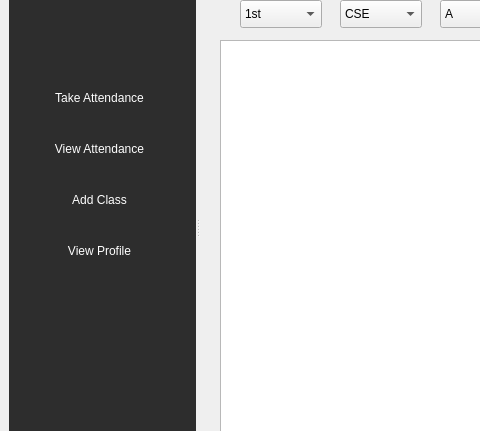
The window that mainwindow.ui (Shikhrrr/AttendanceManager) describes before a commit, drawn with Qt 5; both pictures show x 0 to 480 and y 89 to 520 of the 995 by 632 pixel window.
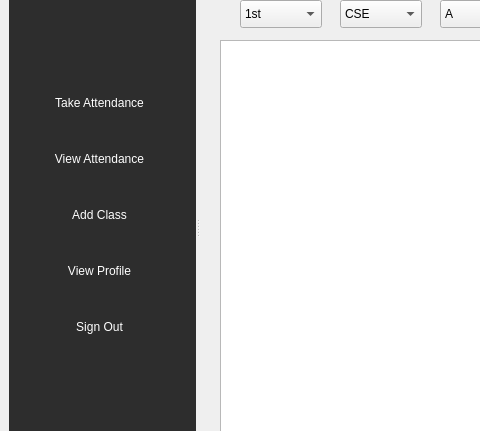
The same window after the commit. The open tabs and pages were chosen to show the change.

The edit to the form file:
```diff
--- a/mainwindow.ui
+++ b/mainwindow.ui
@@ -74,7 +74,7 @@
            <x>20</x>
            <y>140</y>
            <width>141</width>
-           <height>231</height>
+           <height>311</height>
           </rect>
          </property>
          <layout class="QVBoxLayout" name="verticalLayout">
@@ -106,6 +106,13 @@
             </property>
            </widget>
           </item>
+          <item>
+           <widget class="QPushButton" name="signOut">
+            <property name="text">
+             <string>Sign Out</string>
+            </property>
+           </widget>
+          </item>
          </layout>
         </widget>
        </widget>
```
Left out of the diff: 2 changed lines with no effect on the pictures.
